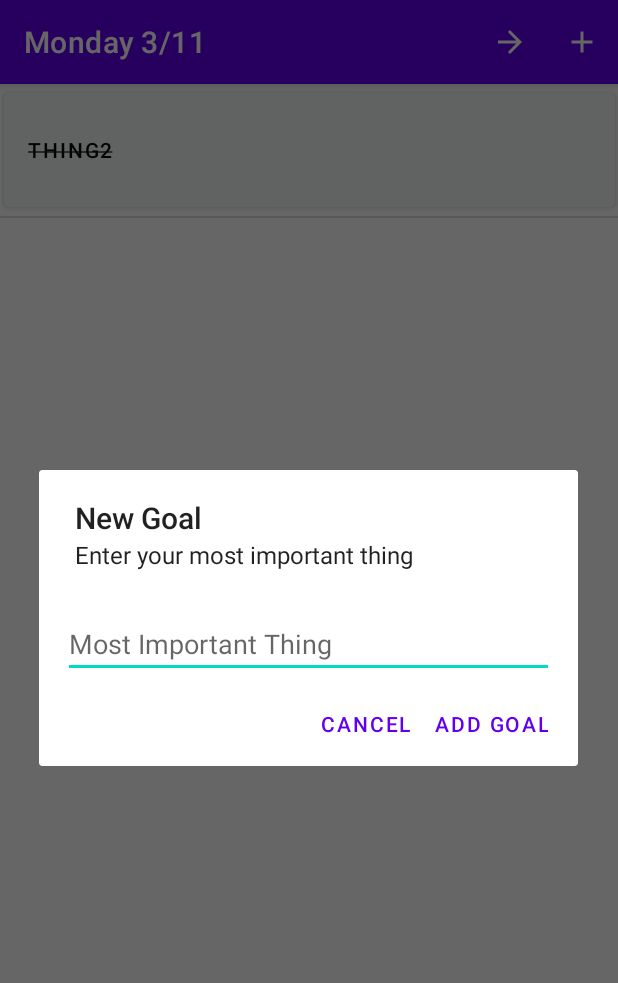
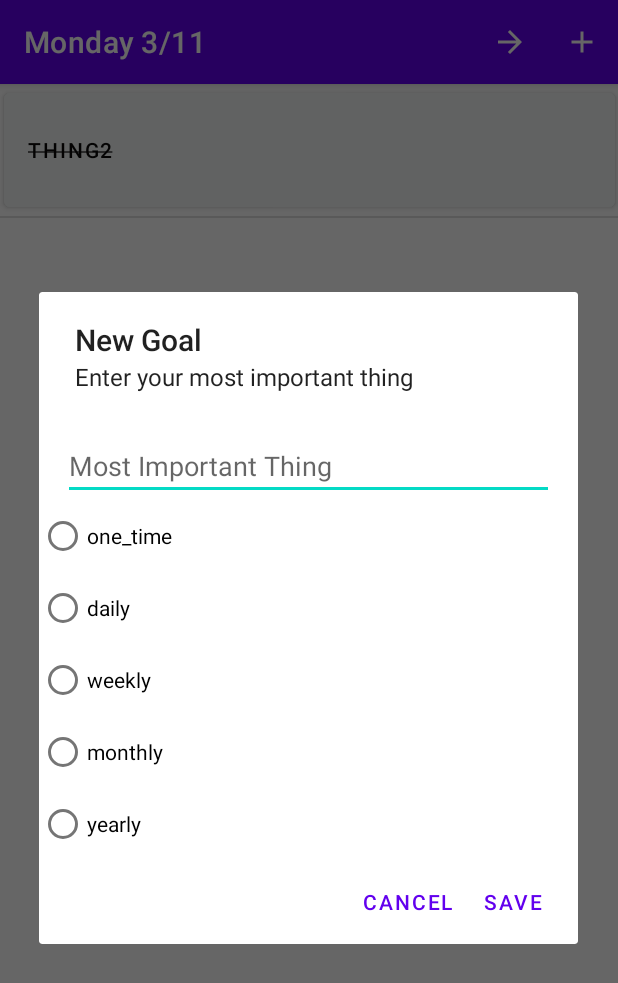
Before and after one commit to CSE-110-Winter-2024/project-team-16, an Android app: the screen it shows after launch (MainActivity), after a tap on "Add Goal", on a phone screen of 412 x 824 dp. Shown: the top 983 px of the screen. Run offline under Robolectric (Android 15) with nearby library versions, the phone set to English and light mode, and no system bars; our stand-ins replace Room's generated code; 1 other tap on this screen came first.

Commit message:
goal options added

```diff
--- a/app/src/main/java/edu/ucsd/cse110/successorator/MainActivity.java
+++ b/app/src/main/java/edu/ucsd/cse110/successorator/MainActivity.java
@@ -1,17 +1,24 @@
 package edu.ucsd.cse110.successorator;
 
+import android.annotation.SuppressLint;
 import android.content.SharedPreferences;
 import android.os.Bundle;
+import android.os.HandlerThread;
 import android.view.Menu;
 import android.view.MenuItem;
+import android.widget.TextView;
 
 import androidx.annotation.NonNull;
 import androidx.annotation.Nullable;
 import androidx.appcompat.app.AppCompatActivity;
 
+import java.text.ParseException;
+import java.text.SimpleDateFormat;
 import java.time.LocalDate;
 import java.time.format.DateTimeFormatter;
 import java.util.Calendar;
+import java.util.Date;
+import java.util.Locale;
 
 //import androidx.fragment.app.Fragment;
 
@@ -30,6 +37,8 @@ public class MainActivity extends AppCompatActivity {
     private static final int MILLIS_SECOND = 1000;
     private static final int TIME_TO_DELETE = 2;
 
+    private  HandlerThread timeHandler;
+    @SuppressLint({"SimpleDateFormat", "DefaultLocale"})
     @Override
     protected void onCreate(@Nullable Bundle savedInstanceState) {
         super.onCreate(savedInstanceState);
@@ -46,6 +55,30 @@ public class MainActivity extends AppCompatActivity {
         }
 
         setContentView(view.getRoot());
+
+       timeHandler = new HandlerThread("Handler Thread");
+       timeHandler.start();
+
+       long currentTime = System.currentTimeMillis();
+       String wantedTime = "02:00";
+
+        String dateTimeString = new SimpleDateFormat("yyyy-MM-dd", Locale.getDefault()).format(new Date()) + " " + wantedTime;
+
+       SimpleDateFormat dateFormat = new SimpleDateFormat("yyyy-MM-dd HH:mm", Locale.getDefault());
+
+       Date mainTime;
+
+        try {
+            mainTime = dateFormat.parse(dateTimeString);
+        } catch (ParseException e) {
+            throw new RuntimeException(e);
+        }
+
+        long millis = mainTime.getTime() - currentTime;
+
+
+
+
     }
 
     @Override
@@ -188,4 +221,11 @@ public class MainActivity extends AppCompatActivity {
 //        incDate();
 //        return localDate;
 //    }
+
+
+
+    // Fragment dialog add date modifier (Chester Ramos)
+
+
+
 }
--- a/app/src/main/java/edu/ucsd/cse110/successorator/MainViewModel.java
+++ b/app/src/main/java/edu/ucsd/cse110/successorator/MainViewModel.java
@@ -73,4 +73,6 @@ public class MainViewModel extends ViewModel {
     public void checkOff(int id) {
         goalRepository.checkOff(id);
     }
+
+
 }
--- a/app/src/main/java/edu/ucsd/cse110/successorator/data/db/GoalDao.java
+++ b/app/src/main/java/edu/ucsd/cse110/successorator/data/db/GoalDao.java
@@ -48,6 +48,7 @@ public interface GoalDao {
      * Get a list of all GoalEntities in the database.
      * @return The entire list of saved GoalEntities.
      */
+
     @Query("SELECT * FROM goals ORDER BY sort_order")
     List<GoalEntity> findAll();
 
@@ -120,7 +121,7 @@ public interface GoalDao {
     default int prepend(GoalEntity goal) {
         // Shift all the existing goals down the list by 1.
         shiftSortOrders(getMinSortOrder(), getMaxSortOrder(), 1);
-        var newGoal = new GoalEntity(goal.id, goal.mit, getMinSortOrder() - 1, goal.isCrossed);
+        var newGoal = new GoalEntity(goal.id, goal.mit, getMinSortOrder() - 1, goal.isCrossed, "one_time");
         return Math.toIntExact(insert(newGoal));
     }
 
--- a/app/src/main/java/edu/ucsd/cse110/successorator/data/db/GoalEntity.java
+++ b/app/src/main/java/edu/ucsd/cse110/successorator/data/db/GoalEntity.java
@@ -26,11 +26,15 @@ public class GoalEntity {
     @ColumnInfo(name = "is_crossed")
     public boolean isCrossed;
 
-    GoalEntity(int id, @NonNull String mit, int sortOrder, boolean isCrossed) {
+    @ColumnInfo(name = "reccurence")
+    public String recurrence;
+
+    GoalEntity(int id, @NonNull String mit, int sortOrder, boolean isCrossed, String recurrence) {
         this.id = id;
         this.mit = mit;
         this.sortOrder = sortOrder;
         this.isCrossed = isCrossed;
+        this.recurrence = recurrence;
     }
 
     public static GoalEntity fromGoal(@NonNull Goal goal) {
@@ -38,13 +42,14 @@ public class GoalEntity {
         var goalEntity = new GoalEntity(Objects.requireNonNull(goal.id()),
                 Objects.requireNonNull(goal.mit()),
                 goal.sortOrder(),
-                goal.isCrossed()
+                goal.isCrossed(),
+                Objects.requireNonNull(goal.recurrence())
         );
         return goalEntity;
     }
 
     public @NonNull Goal toGoal() {
-        return new Goal(id, mit, sortOrder, isCrossed);
+        return new Goal(id, mit, sortOrder, isCrossed,recurrence);
     }
 
 }
--- a/app/src/main/java/edu/ucsd/cse110/successorator/data/db/RoomGoalRepository.java
+++ b/app/src/main/java/edu/ucsd/cse110/successorator/data/db/RoomGoalRepository.java
@@ -124,7 +124,7 @@ public class RoomGoalRepository implements IGoalRepository {
         var goalEntity = goalDao.find(id);
         var newStatus = !goalEntity.isCrossed;
         var newGoalEntity = GoalEntity.fromGoal(
-                new Goal(goalEntity.id, goalEntity.mit, goalEntity.sortOrder, newStatus)
+                new Goal(goalEntity.id, goalEntity.mit, goalEntity.sortOrder, newStatus, goalEntity.recurrence)
         );
 
         // Delete the old version of the goal
--- a/app/src/main/res/layout/fragment_dialog_add_goal.xml
+++ b/app/src/main/res/layout/fragment_dialog_add_goal.xml
@@ -17,4 +17,42 @@
         app:layout_constraintStart_toStartOf="parent"
         app:layout_constraintTop_toTopOf="parent" />
 
+    <RadioGroup
+        android:id="@+id/options"
+        android:layout_width="wrap_content"
+        android:layout_height="wrap_content"
+        app:layout_constraintTop_toBottomOf="@+id/add_goal_edit_text">
+
+        <RadioButton
+            android:id="@+id/one_time"
+            android:layout_width="match_parent"
+            android:layout_height="wrap_content"
+            android:text="one_time" />
+
+        <RadioButton
+            android:id="@+id/daily"
+            android:layout_width="match_parent"
+            android:layout_height="wrap_content"
+            android:text="daily" />
+
+        <RadioButton
+            android:id="@+id/weekly"
+            android:layout_width="match_parent"
+            android:layout_height="wrap_content"
+            android:text="weekly"/>
+
+        <RadioButton
+            android:id="@+id/monthly"
+            android:layout_width="match_parent"
+            android:layout_height="wrap_content"
+            android:text="monthly"/>
+
+        <RadioButton
+            android:id="@+id/yearly"
+            android:layout_width="match_parent"
+            android:layout_height="wrap_content"
+            android:text="yearly"/>
+
+    </RadioGroup>
+
 </androidx.constraintlayout.widget.ConstraintLayout>
--- a/lib/src/main/java/edu/ucsd/cse110/successorator/lib/data/InMemoryDataSource.java
+++ b/lib/src/main/java/edu/ucsd/cse110/successorator/lib/data/InMemoryDataSource.java
@@ -28,8 +28,8 @@ public class InMemoryDataSource {
     }
 
     public final static List<Goal> TEST_GOALS = List.of(
-            new Goal(0,"Thing1", 0, false),
-            new Goal(1,"Thing2", 1, false)
+            new Goal(0,"Thing1", 0, false,"one_time"),
+            new Goal(1,"Thing2", 1, false,"one_time")
     );
 
     public static InMemoryDataSource fromDefault() {
--- a/lib/src/main/java/edu/ucsd/cse110/successorator/lib/domain/Goal.java
+++ b/lib/src/main/java/edu/ucsd/cse110/successorator/lib/domain/Goal.java
@@ -1,5 +1,6 @@
 package edu.ucsd.cse110.successorator.lib.domain;
 
+import androidx.annotation.NonNull;
 import androidx.annotation.Nullable;
 import org.jetbrains.annotations.NotNull;
 
@@ -12,18 +13,22 @@ public class Goal implements Serializable {
     private final @Nullable String mit;
     private final @NotNull Integer sortOrder;
 
+
     private boolean isCrossed;
+
+    private String recurrence;
 
 
     public Goal(
         @Nullable Integer id,
         @Nullable String mit,
         @NotNull Integer sortOrder,
-        boolean isCrossed) {
+        boolean isCrossed, @NonNull String recurrence) {
         this.id = id;
         this.mit = mit;
         this.sortOrder = sortOrder;
         this.isCrossed = isCrossed;
+        this.recurrence = recurrence;
     }
 
     @Nullable
@@ -43,14 +48,16 @@ public class Goal implements Serializable {
 
     public boolean isCrossed() { return isCrossed; }
 
+    public String recurrence() {return recurrence; }
+
     public void toggle() { isCrossed = !isCrossed; }
 
     public Goal withId(int id) {
-        return new Goal(id, this.mit(), this.sortOrder(), this.isCrossed);
+        return new Goal(id, this.mit(), this.sortOrder(), this.isCrossed, this.recurrence);
     }
 
     public Goal withSortOrder(int sortOrder) {
-        return new Goal(this.id(), this.mit(), sortOrder, this.isCrossed);
+        return new Goal(this.id(), this.mit(), sortOrder, this.isCrossed, this.recurrence);
     }
 
     @Override
@@ -58,11 +65,12 @@ public class Goal implements Serializable {
         if (this == o) return true;
         if (o == null || getClass() != o.getClass()) return false;
         Goal goal = (Goal) o;
-        return Objects.equals(id, goal.id) && Objects.equals(mit, goal.mit) && Objects.equals(sortOrder, goal.sortOrder) && (isCrossed == goal.isCrossed());
+        return Objects.equals(id, goal.id) && Objects.equals(mit, goal.mit) && Objects.equals(sortOrder, goal.sortOrder) && (isCrossed == goal.isCrossed()
+        && Objects.equals(recurrence, goal.recurrence));
     }
 
     @Override
     public int hashCode() {
-        return Objects.hash(id, mit, sortOrder, isCrossed);
+        return Objects.hash(id, mit, sortOrder, isCrossed, recurrence);
     }
 }
--- a/lib/src/main/java/edu/ucsd/cse110/successorator/lib/domain/GoalRepository.java
+++ b/lib/src/main/java/edu/ucsd/cse110/successorator/lib/domain/GoalRepository.java
@@ -51,6 +51,8 @@ public class GoalRepository implements IGoalRepository {
         );
     }
 
+
+
     @Override
     public void checkOff(int id) {
         dataSource.checkOffGoal(id);
```
Also changed, not shown: app/src/main/java/edu/ucsd/cse110/successorator/ui/dialog/AddGoalDialogFragment.java (+66 -6 lines), app/src/main/java/edu/ucsd/cse110/successorator/ui/dialog/DataPickerFragment.java (added, +35 -0 lines), 2 other files.
